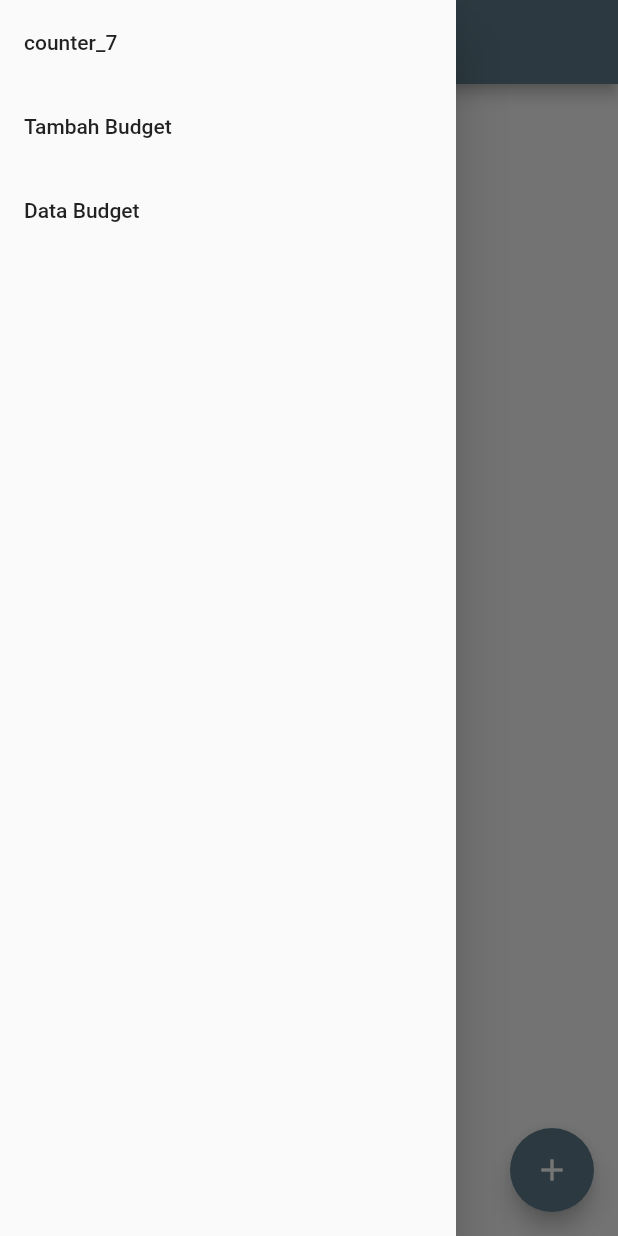
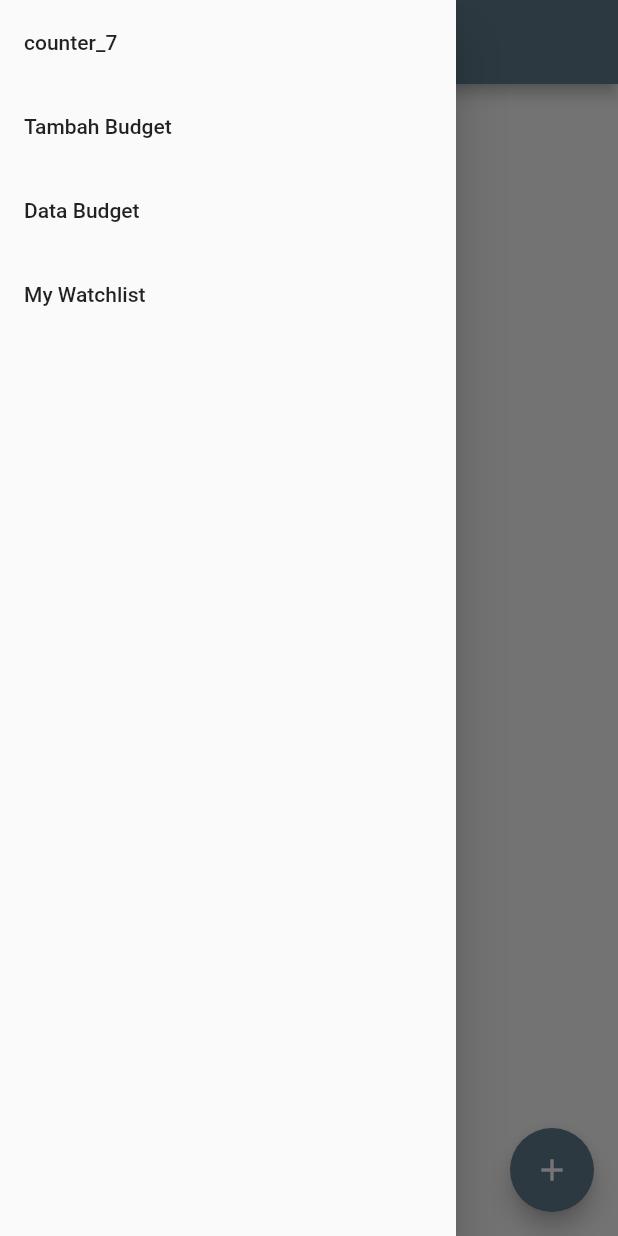
Before and after one commit to hikamfajduani/pbp-flutter-lab, a Flutter app: the screen it shows after launch, with the side drawer open, on a phone screen of 412 x 824 dp. Run offline on Flutter 3.47's test engine with Material 2 defaults, Android fonts, the phone set to English and light mode, and no system bars.

Commit message:
Menambahkan file Tugas 9

```diff
--- a/counter_7/lib/main.dart
+++ b/counter_7/lib/main.dart
@@ -1,6 +1,8 @@
 import 'package:flutter/material.dart';
-import 'package:counter_7/form.dart';
-import 'package:counter_7/data.dart';
+import 'package:counter_7/page/form.dart';
+import 'package:counter_7/page/data.dart';
+import 'package:counter_7/page/watchlist_page.dart';
+
 
 void main() {
   runApp(const MyApp());
@@ -123,6 +125,16 @@ class _MyHomePageState extends State<MyHomePage> {
                   );
                 },
               ),
+                ListTile(
+                  title: const Text('My Watchlist'),
+                  onTap: () {
+                    // Route menu ke halaman form
+                    Navigator.pushReplacement(
+                      context,
+                      MaterialPageRoute(builder: (context) => const MyWatchlistPage()),
+                    );
+                  },
+                ),
             ],
           ),
         ),
--- /dev/null
+++ b/counter_7/lib/model/watchlist_data.dart
@@ -0,0 +1,61 @@
+// To parse this JSON data, do
+//
+//     final watchlist = watchlistFromJson(jsonString);
+
+import 'dart:convert';
+
+List<Watchlist> watchlistFromJson(String str) => List<Watchlist>.from(json.decode(str).map((x) => Watchlist.fromJson(x)));
+
+String watchlistToJson(List<Watchlist> data) => json.encode(List<dynamic>.from(data.map((x) => x.toJson())));
+
+class Watchlist {
+    Watchlist({
+        required this.pk,
+        required this.fields,
+    });
+
+    int pk;
+    Fields fields;
+
+    factory Watchlist.fromJson(Map<String, dynamic> json) => Watchlist(
+        pk: json["pk"],
+        fields: Fields.fromJson(json["fields"]),
+    );
+
+    Map<String, dynamic> toJson() => {
+        "pk": pk,
+        "fields": fields.toJson(),
+    };
+}
+
+class Fields {
+    Fields({
+        required this.filmWatched,
+        required this.filmTitle,
+        required this.filmRating,
+        required this.filmRelease,
+        required this.filmReview,
+    });
+
+    bool filmWatched;
+    String filmTitle;
+    int filmRating;
+    String filmRelease;
+    String filmReview;
+
+    factory Fields.fromJson(Map<String, dynamic> json) => Fields(
+        filmWatched: json["film_watched"],
+        filmTitle: json["film_title"],
+        filmRating: json["film_rating"],
+        filmRelease: json["film_release"],
+        filmReview: json["film_review"],
+    );
+
+    Map<String, dynamic> toJson() => {
+        "film_watched": filmWatched,
+        "film_title": filmTitle,
+        "film_rating": filmRating,
+        "film_release": filmRelease,
+        "film_review": filmReview,
+    };
+}
--- a/counter_7/pubspec.yaml
+++ b/counter_7/pubspec.yaml
@@ -36,6 +36,7 @@ dependencies:
   # The following adds the Cupertino Icons font to your application.
   # Use with the CupertinoIcons class for iOS style icons.
   cupertino_icons: ^1.0.2
+  http: ^0.13.5
 
 dev_dependencies:
   flutter_test:
```
Also changed, not shown: counter_7/lib/page/data.dart (renamed from counter_7/lib/data.dart, +12 -1 lines), counter_7/lib/page/form.dart (renamed from counter_7/lib/form.dart, +12 -1 lines), counter_7/lib/page/watchlist_page.dart (added, +158 -0 lines), counter_7/pubspec.lock, 1 other file.
